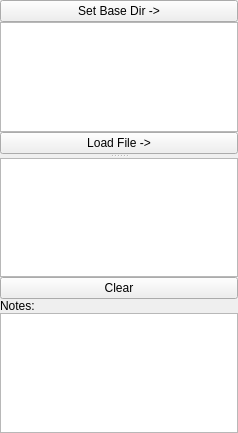
Above: acq4/util/FileLoader/template.ui from acq4/acq4 before the change. Below: the same form after it.
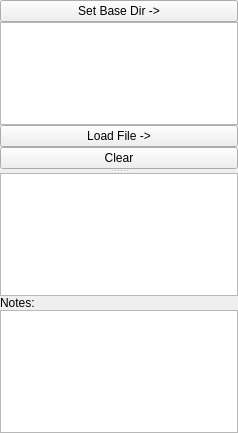
That is the form after the change. Custom widgets are drawn as their Qt base class.

Commit message: Added popup to confirm that user really wants to clear; moved clear button to above splitter

```diff
--- a/acq4/util/FileLoader/template.ui
+++ b/acq4/util/FileLoader/template.ui
@@ -59,6 +59,13 @@
          </property>
         </widget>
        </item>
+       <item>
+        <widget class="QPushButton" name="clearBtn">
+         <property name="text">
+          <string>Clear</string>
+         </property>
+        </widget>
+       </item>
       </layout>
      </widget>
      <widget class="QWidget" name="layoutWidget">
@@ -78,13 +85,6 @@
          </column>
         </widget>
        </item>
-       <item>
-        <widget class="QPushButton" name="clearBtn">
-         <property name="text">
-          <string>Clear</string>
-         </property>
-        </widget>
-       </item>
        <item>
         <widget class="QLabel" name="label">
          <property name="text">
```
The commit also changes 2 other files.
